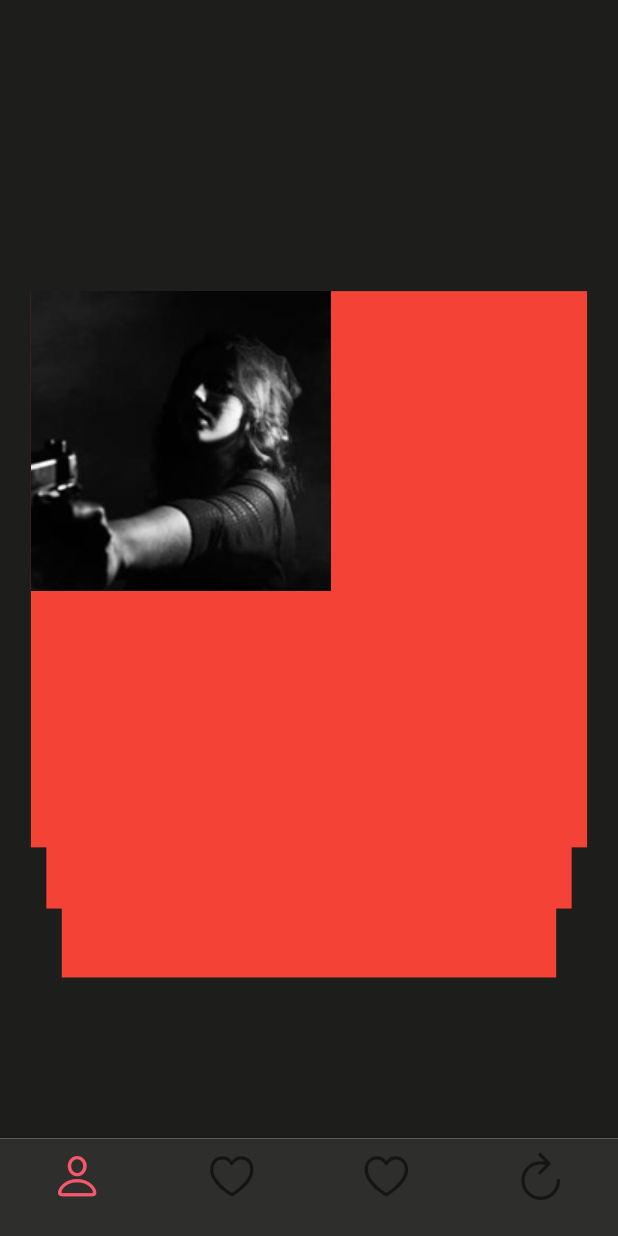
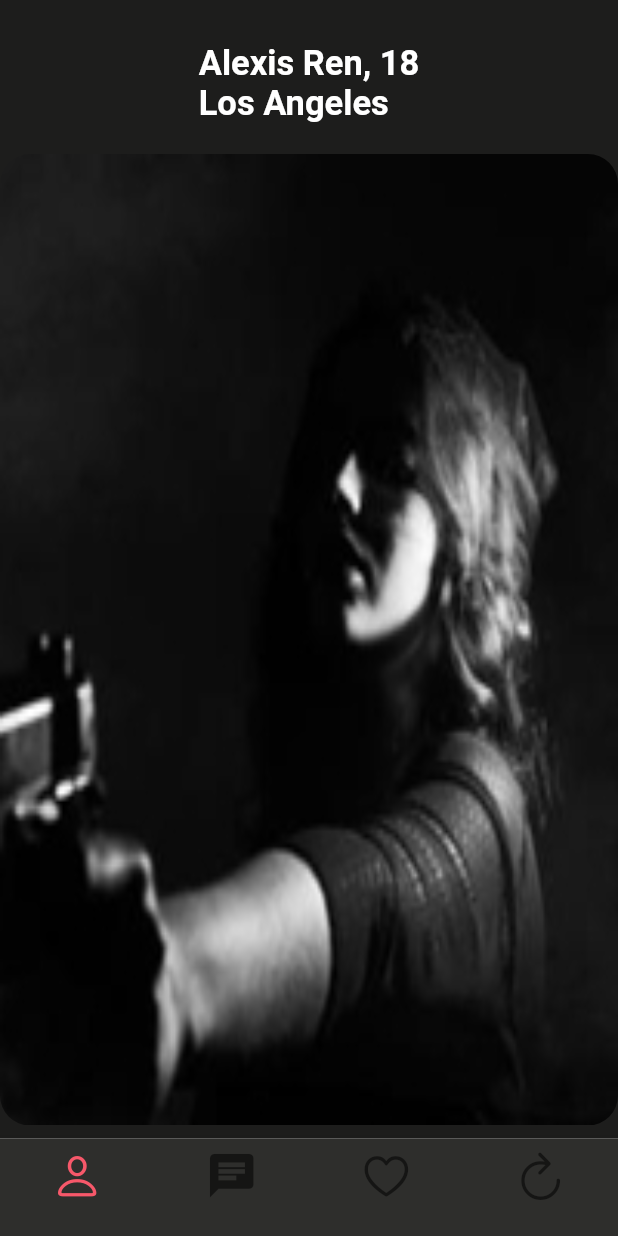
Before and after one commit to devsdm99/Lycon, a Flutter app: the HomePage screen opened by its route, on a phone screen of 412 x 824 dp. Run offline on Flutter 3.47's test engine with Material 2 defaults, Android fonts, the phone set to English and light mode, and no system bars; drawn by our look-alikes of flutter_tindercard.

Commit message:
- Nuevo Swipe Page, nuevo layout

```diff
--- a/lib/Pages/home_page.dart
+++ b/lib/Pages/home_page.dart
@@ -1,100 +1,44 @@
-import 'package:dartapp/SizeConfig.dart';
-import 'package:dartapp/models/CardInfo.dart';
+import 'package:dartapp/Pages/chat_page.dart';
+import 'package:dartapp/Pages/swipe_page.dart';
 import 'package:flutter/cupertino.dart';
 import 'package:flutter/material.dart';
-import 'package:flutter_tindercard/flutter_tindercard.dart';
 
-class HomePage extends StatelessWidget {
+class HomePage extends StatefulWidget {
+
+  @override
+  _HomePageState createState() => _HomePageState();
+}
+
+class _HomePageState extends State<HomePage> {
+
+  final _pageOptions = [
+    SwipePage(),
+    ChatScreen()
+  ];
+
+  int _selectedIndex = 0;
+    void _onItemTapped(int index) {
+    setState(() {
+      _selectedIndex = index;
+    });
+  }
+
   @override
   Widget build(BuildContext context) {
     return Scaffold(
-      body: new Stack(
-        children: <Widget>[
-          _fondoPantalla(),
-          _cartas(context),
-        ],
-      ),
+      body: _pageOptions[_selectedIndex],
       bottomNavigationBar: _navigationBar(),
     );
   }
 
-  Widget _fondoPantalla() {
-    return Container(
-      height: double.infinity,
-      width: double.infinity,
-      color: Color.fromRGBO(29, 29, 28, 1.0),
-    );
-  }
+  Widget _navigationBar() {
 
-  Widget _cartas(BuildContext context) {
-    CardController controller;
-    List<String> welcomeImages = [
-      "assets/images/1.jpg",
-      "assets/images/background.jpg",
-      "assets/images/3.jpg",
-      "assets/images/3.jpg",
-      "assets/images/3.jpg",
-      "assets/images/3.jpg",
-      "assets/images/3.jpg",
-    ];
-    List<CardInfo> personas = [
-      new CardInfo("Alexis Ren", "18", "Los Angeles", "assets/images/1.jpg"),
-      new CardInfo("Miriam", "18", "Los Angeles", "assets/images/2.jpg"),
-      new CardInfo("Tania", "18", "Los Angeles", "assets/images/3.jpg"),
-      new CardInfo("Tania", "18", "Los Angeles", "assets/images/3.jpg"),
-      new CardInfo("Tania", "18", "Los Angeles", "assets/images/3.jpg"),
-      new CardInfo("Tania", "18", "Los Angeles", "assets/images/3.jpg"),
-      new CardInfo("Tania", "18", "Los Angeles", "assets/images/3.jpg"),
-    ];
-    //Image.asset('${personas[index].photoURL}', fit: BoxFit.contain,)
-    return Container(
-      height: MediaQuery.of(context).size.height,
-      width: MediaQuery.of(context).size.width,
-      child: new TinderSwapCard(
-        orientation: AmassOrientation.BOTTOM,
-        totalNum: 7,
-        stackNum: 3,
-        swipeEdge: 6.0,
-        maxWidth: MediaQuery.of(context).size.width * 0.9,
-        maxHeight: MediaQuery.of(context).size.width * 0.9,
-        minWidth: MediaQuery.of(context).size.width * 0.8,
-        minHeight: MediaQuery.of(context).size.width * 0.8,
-        cardBuilder: (context, index) =>
-            //CREAR EL MODELO DE CARTA
-         Container(
-
-          color: Colors.red,
-          child: Stack(
-            children: <Widget>[
-              _datosPersona(personas, index),
-              Image(
-                  image: AssetImage(personas[index].photoURL),
-                ),
-            ],
-          ),
-        ),
-        cardController: controller = CardController(),
-        swipeUpdateCallback: (DragUpdateDetails details, Alignment align) {
-          /// Get swiping card's alignment
-          if (align.x < 0) {
-            //Card is LEFT swiping
-            print("IZQUIERDA");
-          } else if (align.x > 0) {
-            print("DERECHA");
-          }
-        },
-        swipeCompleteCallback: (CardSwipeOrientation orientation, int index) {
-          /// Get orientation & index of swiped card!
-        },
-      ),
-    );
-  }
-
-  Widget _navigationBar() {
     return BottomNavigationBar(
       type: BottomNavigationBarType.fixed,
       backgroundColor: Color.fromRGBO(46, 46, 44, 1.0),
       selectedItemColor: Color.fromRGBO(247, 88, 106, 1.0),
+      onTap: _onItemTapped,
+      currentIndex: _selectedIndex,
       items: [
         BottomNavigationBarItem(
           icon: Icon(
@@ -105,7 +49,7 @@ class HomePage extends StatelessWidget {
         ),
         BottomNavigationBarItem(
           icon: Icon(
-            CupertinoIcons.heart,
+            Icons.chat,
             size: 35,
           ),
           title: Container(),
@@ -128,24 +72,5 @@ class HomePage extends StatelessWidget {
     );
   }
 
-  Widget _datosPersona(List<CardInfo> personas, int index) {
-    return SafeArea(
-      child: Container(
-        padding: EdgeInsets.all(20),
-        child: Column(
-          crossAxisAlignment: CrossAxisAlignment.start,
-          children: <Widget>[
-            Text(
-              '${personas[index].name}, ${personas[index].age}',
-              style: TextStyle(color: Colors.white, fontSize: 25.0),
-            ),
-            Text(
-              personas[index].country,
-              style: TextStyle(color: Colors.white, fontSize: 25.0),
-            ),
-          ],
-        ),
-      ),
-    );
-  }
+
 }
--- /dev/null
+++ b/lib/Pages/swipe_page.dart
@@ -0,0 +1,127 @@
+import 'package:dartapp/models/CardInfo.dart';
+import 'package:flutter/cupertino.dart';
+import 'package:flutter/material.dart';
+import 'package:flutter_tindercard/flutter_tindercard.dart';
+
+class SwipePage extends StatefulWidget {
+  @override
+  _SwipePageState createState() => _SwipePageState();
+}
+
+class _SwipePageState extends State<SwipePage> {
+  @override
+  Widget build(BuildContext context) {
+    return Scaffold(
+      body: new Stack(
+        children: <Widget>[
+          _fondoPantalla(),
+          _cartas(context),
+        ],
+      ),
+    );
+  }
+
+  Widget _fondoPantalla() {
+    return Container(
+      height: double.infinity,
+      width: double.infinity,
+      color: Color.fromRGBO(29, 29, 28, 1.0),
+    );
+  }
+
+  Widget _cartas(BuildContext context) {
+    CardController controller;
+    List<String> welcomeImages = [
+      "assets/images/1.jpg",
+      "assets/images/background.jpg",
+      "assets/images/3.jpg",
+      "assets/images/3.jpg",
+      "assets/images/3.jpg",
+      "assets/images/3.jpg",
+      "assets/images/3.jpg",
+    ];
+    List<CardInfo> personas = [
+      new CardInfo(
+          "Alexis Ren", "18", "Los Angeles", "assets/images/1.jpg"),
+      new CardInfo(
+          "Leo", "21", "Vilanova y la Geltrú", "assets/images/4.jpg"),
+      new CardInfo("Mireia", "23", "Madrid", "assets/images/3.jpg"),
+      new CardInfo("Tania", "19", "Valencia", "assets/images/2.jpg"),
+      new CardInfo("Nacho", "18", "Barcelona", "assets/images/5.jpg"),
+      new CardInfo("Claire", "19", "Lyon", "assets/images/2.jpg"),
+    ];
+    //Image.asset('${personas[index].photoURL}', fit: BoxFit.contain,)
+    return Container(
+      child: new TinderSwapCard(
+        orientation: AmassOrientation.BOTTOM,
+        totalNum: 6,
+        stackNum: 3,
+        swipeEdge: 6.0,
+        maxWidth: MediaQuery.of(context).size.width,
+        maxHeight: MediaQuery.of(context).size.height * 0.9,
+        minWidth: MediaQuery.of(context).size.width * 0.8,
+        minHeight: MediaQuery.of(context).size.height * 0.8,
+        cardBuilder: (context, index) => Container(
+          color: Color.fromRGBO(29, 29, 28, 1.0),
+
+          //color: Color.fromRGBO(29, 29, 28, 1.0),
+          child: Stack(
+            fit: StackFit.expand,
+            children: <Widget>[
+              Column(
+                children: <Widget>[
+                  _datosPersona(personas, index),
+                  Expanded(
+                    child: ClipRRect(
+                      borderRadius: BorderRadius.circular(20),
+                      child: Image(
+                        image: AssetImage(personas[index].photoURL),
+                        fit: BoxFit.fill,
+                      ),
+                    ),
+                  ),
+                ],
+              )
+            ],
+          ),
+        ),
+        cardController: controller = CardController(),
+        swipeUpdateCallback: (DragUpdateDetails details, Alignment align) {
+          /// Get swiping card's alignment
+          if (align.x < 0) {
+            //Card is LEFT swiping
+            print("IZQUIERDA");
+          } else if (align.x > 0) {
+            print("DERECHA");
+          }
+        },
+        swipeCompleteCallback: (CardSwipeOrientation orientation, int index) {
+          /// Get orientation & index of swiped card!
+        },
+      ),
+    );
+  }
+
+  Widget _datosPersona(List<CardInfo> personas, int index) {
+    TextStyle estilo = new TextStyle(fontWeight: FontWeight.bold, color: Colors.white, fontSize: 23.0);
+
+    return SafeArea(
+      child: Container(
+        padding: EdgeInsets.all(20),
+        child: Column(
+          crossAxisAlignment: CrossAxisAlignment.start,
+          children: <Widget>[
+            Text(
+              '${personas[index].name}, ${personas[index].age}',
+              style: estilo,
+            ),
+            Text(
+              personas[index].country,
+              style: estilo,
+            ),
+          ],
+        ),
+      ),
+    );
+  }
+}
```
Also changed, not shown: pubspec.yaml (+1 -7 lines), assets/images/4.jpg (added), assets/images/5.jpg (added), assets/images/backgroundProfile.png (deleted), assets/images/nature.jpg (deleted), assets/images/user.jpg (deleted), pubspec.lock, 1 other file.
